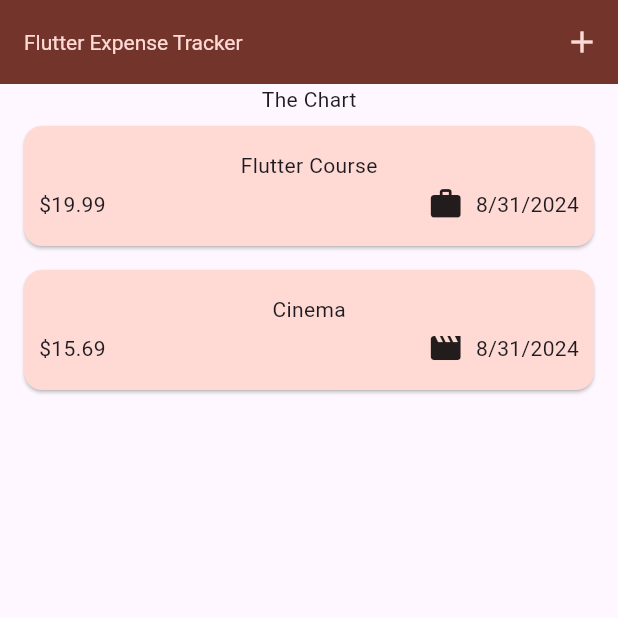
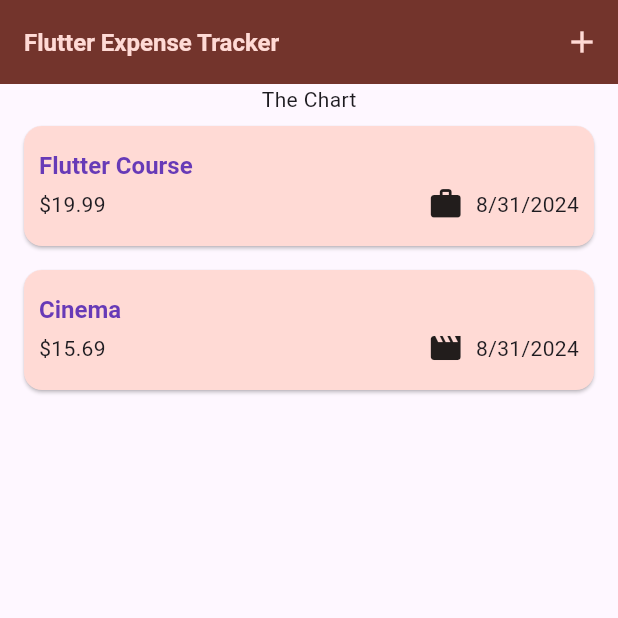
Before and after one commit to lightrao/adding_interactivity_expense_tracker_app, a Flutter app: the screen it shows after launch, on a phone screen of 412 x 824 dp, the top half of it. Run offline on Flutter 3.47's test engine with Material 3 defaults, Android fonts, the phone set to English and light mode, and no system bars.

Commit message:
Using Theme Data in Widgets

```diff
--- a/lib/main.dart
+++ b/lib/main.dart
@@ -27,9 +27,9 @@
         ),
         textTheme: ThemeData().textTheme.copyWith(
               titleLarge: TextStyle(
-                fontWeight: FontWeight.normal,
+                fontWeight: FontWeight.bold,
                 color: kColorScheme.onSecondaryContainer,
-                fontSize: 14,
+                fontSize: 16,
               ),
             ),
       ),
--- a/lib/widgets/expenses_list/expense_item.dart
+++ b/lib/widgets/expenses_list/expense_item.dart
@@ -16,8 +16,14 @@
           vertical: 16,
         ),
         child: Column(
+          crossAxisAlignment: CrossAxisAlignment.start,
           children: [
-            Text(expense.title),
+            Text(
+              expense.title,
+              style: Theme.of(context).textTheme.titleLarge?.copyWith(
+                    color: Colors.deepPurple,
+                  ), // use main.dart textTheme's titleLarge to here
+            ),
             const SizedBox(
               height: 4,
             ),
--- a/lib/widgets/expenses_list/expenses_list.dart
+++ b/lib/widgets/expenses_list/expenses_list.dart
@@ -18,6 +18,14 @@
     return ListView.builder(
       itemCount: expenses.length,
       itemBuilder: (ctx, index) => Dismissible(
+        background: Container(
+          color: Theme.of(context).colorScheme.error.withOpacity(
+                0.5,
+              ),
+          margin: EdgeInsets.symmetric(
+            horizontal: Theme.of(context).cardTheme.margin!.horizontal,
+          ),
+        ),
         onDismissed: (direction) {
           onRemoveExpense(expenses[index]);
         },
```
